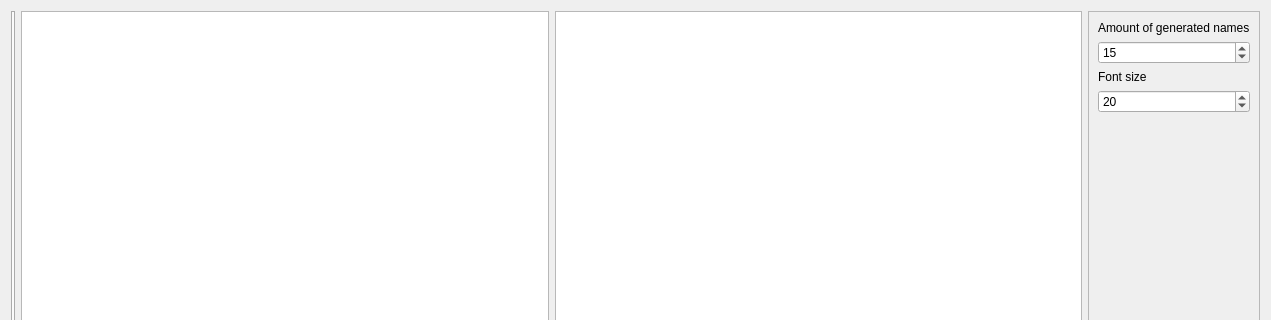
PhilInTheGaps/GM-Companion, file gm-companion/generators/namegenerator.ui: the form before one commit; both pictures show x 0 to 1271 and y 0 to 320 of the 1271 by 771 pixel window.
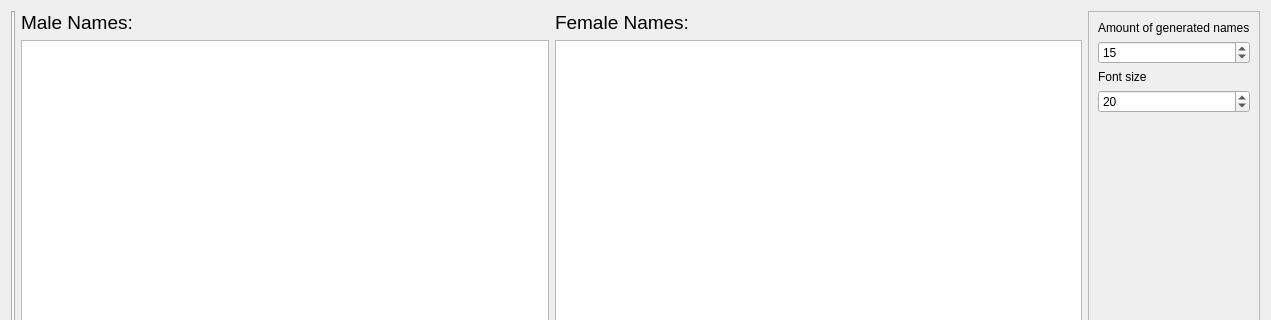
The form after the commit. Icons and pictures are not drawn.

Diff of the .ui file:
```diff
--- a/gm-companion/generators/namegenerator.ui
+++ b/gm-companion/generators/namegenerator.ui
@@ -28,10 +28,42 @@
     </widget>
    </item>
    <item>
-    <widget class="QTextEdit" name="textEdit_male"/>
+    <layout class="QVBoxLayout" name="verticalLayout">
+     <item>
+      <widget class="QLabel" name="label_3">
+       <property name="font">
+        <font>
+         <pointsize>14</pointsize>
+        </font>
+       </property>
+       <property name="text">
+        <string>Male Names:</string>
+       </property>
+      </widget>
+     </item>
+     <item>
+      <widget class="QTextEdit" name="textEdit_male"/>
+     </item>
+    </layout>
    </item>
    <item>
-    <widget class="QTextEdit" name="textEdit_female"/>
+    <layout class="QVBoxLayout" name="verticalLayout_3">
+     <item>
+      <widget class="QLabel" name="label_4">
+       <property name="font">
+        <font>
+         <pointsize>14</pointsize>
+        </font>
+       </property>
+       <property name="text">
+        <string>Female Names:</string>
+       </property>
+      </widget>
+     </item>
+     <item>
+      <widget class="QTextEdit" name="textEdit_female"/>
+     </item>
+    </layout>
    </item>
    <item>
     <widget class="QFrame" name="frame">
```
Left out of the diff: 10 changed lines with no effect on the pictures.
